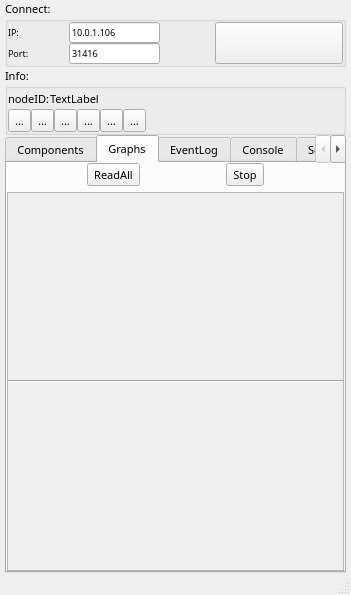
Above: Software/JarvisServer/jarvisnodetestapp.ui from makespacemadrid/Jarvis before the change. Below: the same form after it.
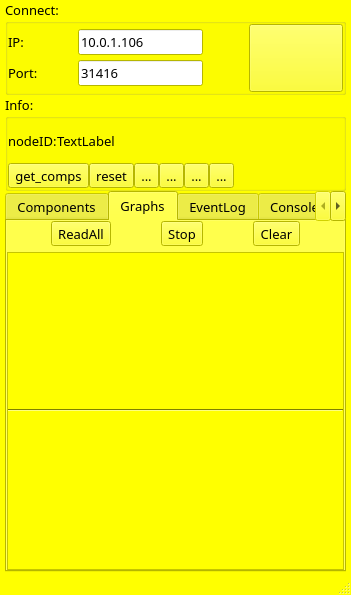
That is the form after the change. The open tabs and pages were chosen to show the change. Icons and pictures are not drawn.

Diff of the .ui file:
```diff
--- a/Software/JarvisServer/jarvisnodetestapp.ui
+++ b/Software/JarvisServer/jarvisnodetestapp.ui
@@ -10,10 +10,427 @@
     <height>595</height>
    </rect>
   </property>
+  <property name="palette">
+   <palette>
+    <active>
+     <colorrole role="WindowText">
+      <brush brushstyle="SolidPattern">
+       <color alpha="255">
+        <red>0</red>
+        <green>0</green>
+        <blue>0</blue>
+       </color>
+      </brush>
+     </colorrole>
+     <colorrole role="Button">
+      <brush brushstyle="SolidPattern">
+       <color alpha="255">
+        <red>255</red>
+        <green>255</green>
+        <blue>0</blue>
+       </color>
+      </brush>
+     </colorrole>
+     <colorrole role="Light">
+      <brush brushstyle="SolidPattern">
+       <color alpha="255">
+        <red>255</red>
+        <green>255</green>
+        <blue>127</blue>
+       </color>
+      </brush>
+     </colorrole>
+     <colorrole role="Midlight">
+      <brush brushstyle="SolidPattern">
+       <color alpha="255">
+        <red>255</red>
+        <green>255</green>
+        <blue>63</blue>
+       </color>
+      </brush>
+     </colorrole>
+     <colorrole role="Dark">
+      <brush brushstyle="SolidPattern">
+       <color alpha="255">
+        <red>127</red>
+        <green>127</green>
+        <blue>0</blue>
+       </color>
+      </brush>
+     </colorrole>
+     <colorrole role="Mid">
+      <brush brushstyle="SolidPattern">
+       <color alpha="255">
+        <red>170</red>
+        <green>170</green>
+        <blue>0</blue>
+       </color>
+      </brush>
+     </colorrole>
+     <colorrole role="Text">
+      <brush brushstyle="SolidPattern">
+       <color alpha="255">
+        <red>0</red>
+        <green>0</green>
+        <blue>0</blue>
+       </color>
+      </brush>
+     </colorrole>
+     <colorrole role="BrightText">
+      <brush brushstyle="SolidPattern">
+       <color alpha="255">
+        <red>255</red>
+        <green>255</green>
+        <blue>255</blue>
+       </color>
+      </brush>
+     </colorrole>
+     <colorrole role="ButtonText">
+      <brush brushstyle="SolidPattern">
+       <color alpha="255">
+        <red>0</red>
+        <green>0</green>
+        <blue>0</blue>
+       </color>
+      </brush>
+     </colorrole>
+     <colorrole role="Base">
+      <brush brushstyle="SolidPattern">
+       <color alpha="255">
+        <red>255</red>
+        <green>255</green>
+        <blue>255</blue>
+       </color>
+      </brush>
+     </colorrole>
+     <colorrole role="Window">
+      <brush brushstyle="SolidPattern">
+       <color alpha="255">
+        <red>255</red>
+        <green>255</green>
+        <blue>0</blue>
+       </color>
+      </brush>
+     </colorrole>
+     <colorrole role="Shadow">
+      <brush brushstyle="SolidPattern">
+       <color alpha="255">
+        <red>0</red>
+        <green>0</green>
+        <blue>0</blue>
+       </color>
+      </brush>
+     </colorrole>
+     <colorrole role="AlternateBase">
+      <brush brushstyle="SolidPattern">
+       <color alpha="255">
+        <red>255</red>
+        <green>255</green>
+        <blue>127</blue>
+       </color>
+      </brush>
+     </colorrole>
+     <colorrole role="ToolTipBase">
+      <brush brushstyle="SolidPattern">
+       <color alpha="255">
+        <red>255</red>
+        <green>255</green>
+        <blue>220</blue>
+       </color>
+      </brush>
+     </colorrole>
+     <colorrole role="ToolTipText">
+      <brush brushstyle="SolidPattern">
+       <color alpha="255">
+        <red>0</red>
+        <green>0</green>
+        <blue>0</blue>
+       </color>
+      </brush>
+     </colorrole>
+    </active>
+    <inactive>
+     <colorrole role="WindowText">
+      <brush brushstyle="SolidPattern">
+       <color alpha="255">
+        <red>0</red>
+        <green>0</green>
+        <blue>0</blue>
+       </color>
+      </brush>
+     </colorrole>
+     <colorrole role="Button">
+      <brush brushstyle="SolidPattern">
+       <color alpha="255">
+        <red>255</red>
+        <green>255</green>
+        <blue>0</blue>
+       </color>
+      </brush>
+     </colorrole>
+     <colorrole role="Light">
+      <brush brushstyle="SolidPattern">
+       <color alpha="255">
+        <red>255</red>
+        <green>255</green>
+        <blue>127</blue>
+       </color>
+      </brush>
+     </colorrole>
+     <colorrole role="Midlight">
+      <brush brushstyle="SolidPattern">
+       <color alpha="255">
+        <red>255</red>
+        <green>255</green>
+        <blue>63</blue>
+       </color>
+      </brush>
+     </colorrole>
+     <colorrole role="Dark">
+      <brush brushstyle="SolidPattern">
+       <color alpha="255">
+        <red>127</red>
+        <green>127</green>
+        <blue>0</blue>
+       </color>
+      </brush>
+     </colorrole>
+     <colorrole role="Mid">
+      <brush brushstyle="SolidPattern">
+       <color alpha="255">
+        <red>170</red>
+        <green>170</green>
+        <blue>0</blue>
+       </color>
+      </brush>
+     </colorrole>
+     <colorrole role="Text">
+      <brush brushstyle="SolidPattern">
+       <color alpha="255">
+        <red>0</red>
+        <green>0</green>
+        <blue>0</blue>
+       </color>
+      </brush>
+     </colorrole>
+     <colorrole role="BrightText">
+      <brush brushstyle="SolidPattern">
+       <color alpha="255">
+        <red>255</red>
+        <green>255</green>
+        <blue>255</blue>
+       </color>
+      </brush>
+     </colorrole>
+     <colorrole role="ButtonText">
+      <brush brushstyle="SolidPattern">
+       <color alpha="255">
+        <red>0</red>
+        <green>0</green>
+        <blue>0</blue>
+       </color>
+      </brush>
+     </colorrole>
+     <colorrole role="Base">
+      <brush brushstyle="SolidPattern">
+       <color alpha="255">
+        <red>255</red>
+        <green>255</green>
+        <blue>255</blue>
+       </color>
+      </brush>
+     </colorrole>
+     <colorrole role="Window">
+      <brush brushstyle="SolidPattern">
+       <color alpha="255">
+        <red>255</red>
+        <green>255</green>
+        <blue>0</blue>
+       </color>
+      </brush>
+     </colorrole>
+     <colorrole role="Shadow">
+      <brush brushstyle="SolidPattern">
+       <color alpha="255">
+        <red>0</red>
+        <green>0</green>
+        <blue>0</blue>
+       </color>
+      </brush>
+     </colorrole>
+     <colorrole role="AlternateBase">
+      <brush brushstyle="SolidPattern">
+       <color alpha="255">
+        <red>255</red>
+        <green>255</green>
+        <blue>127</blue>
+       </color>
+      </brush>
+     </colorrole>
+     <colorrole role="ToolTipBase">
+      <brush brushstyle="SolidPattern">
+       <color alpha="255">
+        <red>255</red>
+        <green>255</green>
+        <blue>220</blue>
+       </color>
+      </brush>
+     </colorrole>
+     <colorrole role="ToolTipText">
+      <brush brushstyle="SolidPattern">
+       <color alpha="255">
+        <red>0</red>
+        <green>0</green>
+        <blue>0</blue>
+       </color>
+      </brush>
+     </colorrole>
+    </inactive>
+    <disabled>
+     <colorrole role="WindowText">
+      <brush brushstyle="SolidPattern">
+       <color alpha="255">
+        <red>127</red>
+        <green>127</green>
+        <blue>0</blue>
+       </color>
+      </brush>
+     </colorrole>
+     <colorrole role="Button">
+      <brush brushstyle="SolidPattern">
+       <color alpha="255">
+        <red>255</red>
+        <green>255</green>
+        <blue>0</blue>
+       </color>
+      </brush>
+     </colorrole>
+     <colorrole role="Light">
+      <brush brushstyle="SolidPattern">
+       <color alpha="255">
+        <red>255</red>
+        <green>255</green>
+        <blue>127</blue>
+       </color>
+      </brush>
+     </colorrole>
+     <colorrole role="Midlight">
+      <brush brushstyle="SolidPattern">
+       <color alpha="255">
+        <red>255</red>
+        <green>255</green>
+        <blue>63</blue>
+       </color>
+      </brush>
+     </colorrole>
+     <colorrole role="Dark">
+      <brush brushstyle="SolidPattern">
+       <color alpha="255">
+        <red>127</red>
+        <green>127</green>
+        <blue>0</blue>
+       </color>
+      </brush>
+     </colorrole>
+     <colorrole role="Mid">
+      <brush brushstyle="SolidPattern">
+       <color alpha="255">
+        <red>170</red>
+        <green>170</green>
+        <blue>0</blue>
+       </color>
+      </brush>
+     </colorrole>
+     <colorrole role="Text">
+      <brush brushstyle="SolidPattern">
+       <color alpha="255">
+        <red>127</red>
+        <green>127</green>
+        <blue>0</blue>
+       </color>
+      </brush>
+     </colorrole>
+     <colorrole role="BrightText">
+      <brush brushstyle="SolidPattern">
+       <color alpha="255">
+        <red>255</red>
+        <green>255</green>
+        <blue>255</blue>
+       </color>
+      </brush>
+     </colorrole>
+     <colorrole role="ButtonText">
+      <brush brushstyle="SolidPattern">
+       <color alpha="255">
+        <red>127</red>
+        <green>127</green>
+        <blue>0</blue>
+       </color>
+      </brush>
+     </colorrole>
+     <colorrole role="Base">
+      <brush brushstyle="SolidPattern">
+       <color alpha="255">
+        <red>255</red>
+        <green>255</green>
+        <blue>0</blue>
+       </color>
+      </brush>
+     </colorrole>
+     <colorrole role="Window">
+      <brush brushstyle="SolidPattern">
+       <color alpha="255">
+        <red>255</red>
+        <green>255</green>
+        <blue>0</blue>
+       </color>
+      </brush>
+     </colorrole>
+     <colorrole role="Shadow">
+      <brush brushstyle="SolidPattern">
+       <color alpha="255">
+        <red>0</red>
+        <green>0</green>
+        <blue>0</blue>
+       </color>
+      </brush>
+     </colorrole>
+     <colorrole role="AlternateBase">
+      <brush brushstyle="SolidPattern">
+       <color alpha="255">
+        <red>255</red>
+        <green>255</green>
+        <blue>0</blue>
+       </color>
+      </brush>
+     </colorrole>
+     <colorrole role="ToolTipBase">
+      <brush brushstyle="SolidPattern">
+       <color alpha="255">
+        <red>255</red>
+        <green>255</green>
+        <blue>220</blue>
+       </color>
+      </brush>
+     </colorrole>
+     <colorrole role="ToolTipText">
+      <brush brushstyle="SolidPattern">
+       <color alpha="255">
+        <red>0</red>
+        <green>0</green>
+        <blue>0</blue>
+       </color>
+      </brush>
+     </colorrole>
+    </disabled>
+   </palette>
+  </property>
   <property name="font">
    <font>
     <family>Droid Sans</family>
-    <pointsize>8</pointsize>
+    <pointsize>10</pointsize>
+    <weight>75</weight>
+    <bold>true</bold>
    </font>
   </property>
   <property name="windowTitle">
@@ -36,7 +453,7 @@
    <bool>false</bool>
   </property>
   <widget class="QWidget" name="centralwidget">
-   <layout class="QVBoxLayout" name="verticalLayout_4" stretch="1,1,8">
+   <layout class="QVBoxLayout" name="verticalLayout_4" stretch="1,1,4">
     <property name="spacing">
      <number>0</number>
     </property>
@@ -54,6 +471,12 @@
     </property>
     <item>
      <widget class="QGroupBox" name="groupBox_2">
+      <property name="font">
+       <font>
+        <weight>50</weight>
+        <bold>false</bold>
+       </font>
+      </property>
       <property name="title">
        <string>Connect:</string>
       </property>
@@ -84,7 +507,9 @@
             <widget class="QLabel" name="label">
              <property name="font">
               <font>
-               <pointsize>7</pointsize>
+               <pointsize>10</pointsize>
+               <weight>50</weight>
+               <bold>false</bold>
               </font>
              </property>
              <property name="text">
@@ -94,6 +519,12 @@
            </item>
            <item>
             <spacer name="horizontalSpacer">
+             <property name="font">
+              <font>
+               <weight>50</weight>
+               <bold>false</bold>
+              </font>
+             </property>
              <property name="orientation">
               <enum>Qt::Horizontal</enum>
              </property>
@@ -115,7 +546,9 @@
              </property>
              <property name="font">
               <font>
-               <pointsize>7</pointsize>
+               <pointsize>10</pointsize>
+               <weight>50</weight>
+               <bold>false</bold>
               </font>
              </property>
              <property name="text">
@@ -134,7 +567,9 @@
             <widget class="QLabel" name="label_2">
              <property name="font">
               <font>
-               <pointsize>7</pointsize>
+               <pointsize>10</pointsize>
+               <weight>50</weight>
+               <bold>false</bold>
               </font>
              </property>
              <property name="text">
@@ -144,6 +579,12 @@
            </item>
            <item>
             <spacer name="horizontalSpacer_2">
+             <property name="font">
+              <font>
+               <weight>50</weight>
+               <bold>false</bold>
+              </font>
+             </property>
              <property name="orientation">
               <enum>Qt::Horizontal</enum>
              </property>
@@ -165,7 +606,9 @@
              </property>
              <property name="font">
               <font>
-               <pointsize>7</pointsize>
+               <pointsize>10</pointsize>
+               <weight>50</weight>
+               <bold>false</bold>
               </font>
              </property>
              <property name="text">
@@ -179,6 +622,12 @@
        </item>
        <item>
         <spacer name="horizontalSpacer_5">
+         <property name="font">
+          <font>
+           <weight>50</weight>
+           <bold>false</bold>
+          </font>
+         </property>
          <property name="orientation">
           <enum>Qt::Horizontal</enum>
          </property>
@@ -222,6 +671,12 @@
            <height>32</height>
           </size>
          </property>
+         <property name="font">
+          <font>
+           <weight>50</weight>
+           <bold>false</bold>
+          </font>
+         </property>
          <property name="text">
           <string/>
          </property>
@@ -246,6 +701,12 @@
     </item>
     <item>
      <widget class="QGroupBox" name="groupBox">
+      <property name="font">
+       <font>
+        <weight>50</weight>
+        <bold>false</bold>
+       </font>
+      </property>
       <property name="title">
        <string>Info:</string>
       </property>
@@ -269,6 +730,12 @@
         <layout class="QHBoxLayout" name="horizontalLayout_5">
          <item>
           <widget class="QLabel" name="label_3">
+           <property name="font">
+            <font>
+             <weight>50</weight>
+             <bold>false</bold>
+            </font>
+           </property>
            <property name="text">
             <string>nodeID:</string>
            </property>
@@ -276,6 +743,12 @@
          </item>
          <item>
           <widget class="QLabel" name="labelID">
+           <property name="font">
+            <font>
+             <weight>50</weight>
+             <bold>false</bold>
+            </font>
+           </property>
            <property name="text">
             <string>TextLabel</string>
            </property>
@@ -283,6 +756,12 @@
          </item>
          <item>
           <spacer name="horizontalSpacer_3">
+           <property name="font">
+            <font>
+             <weight>50</weight>
+             <bold>false</bold>
+            </font>
+           </property>
            <property name="orientation">
             <enum>Qt::Horizontal</enum>
            </property>
@@ -299,21 +778,39 @@
        <item>
         <layout class="QHBoxLayout" name="horizontalLayout_4">
          <item>
-          <widget class="QToolButton" name="toolButton_2">
+          <widget class="QToolButton" name="btnGetComps">
+           <property name="font">
+            <font>
+             <weight>50</weight>
+             <bold>false</bold>
+            </font>
+           </property>
            <property name="text">
-            <string>...</string>
+            <string>get_comps</string>
            </property>
           </widget>
          </item>
          <item>
-          <widget class="QToolButton" name="toolButton_3">
+          <widget class="QToolButton" name="btnReset">
+           <property name="font">
+            <font>
+             <weight>50</weight>
+             <bold>false</bold>
+            </font>
+           </property>
            <property name="text">
-            <string>...</string>
+            <string>reset</string>
            </property>
           </widget>
          </item>
          <item>
           <widget class="QToolButton" name="toolButton_4">
+           <property name="font">
+            <font>
+             <weight>50</weight>
+             <bold>false</bold>
+            </font>
+           </property>
            <property name="text">
             <string>...</string>
            </property>
@@ -321,6 +818,12 @@
          </item>
          <item>
           <widget class="QToolButton" name="toolButton_5">
+           <property name="font">
+            <font>
+             <weight>50</weight>
+             <bold>false</bold>
+            </font>
+           </property>
            <property name="text">
             <string>...</string>
            </property>
@@ -328,6 +831,12 @@
          </item>
          <item>
           <widget class="QToolButton" name="toolButton_6">
+           <property name="font">
+            <font>
+             <weight>50</weight>
+             <bold>false</bold>
+            </font>
+           </property>
            <property name="text">
             <string>...</string>
            </property>
@@ -335,6 +844,12 @@
          </item>
          <item>
           <widget class="QToolButton" name="toolButton_7">
+           <property name="font">
+            <font>
+             <weight>50</weight>
+             <bold>false</bold>
+            </font>
+           </property>
            <property name="text">
             <string>...</string>
            </property>
@@ -342,6 +857,12 @@
          </item>
          <item>
           <spacer name="horizontalSpacer_4">
+           <property name="font">
+            <font>
+             <weight>50</weight>
+             <bold>false</bold>
+            </font>
+           </property>
            <property name="orientation">
             <enum>Qt::Horizontal</enum>
            </property>
@@ -360,6 +881,49 @@
     </item>
     <item>
      <widget class="QTabWidget" name="tabWidget">
+      <property name="palette">
+       <palette>
+        <active>
+         <colorrole role="Base">
+          <brush brushstyle="SolidPattern">
+           <color alpha="255">
+            <red>255</red>
+            <green>255</green>
+            <blue>0</blue>
+           </color>
+          </brush>
+         </colorrole>
+        </active>
+        <inactive>
+         <colorrole role="Base">
+          <brush brushstyle="SolidPattern">
+           <color alpha="255">
+            <red>255</red>
+            <green>255</green>
+            <blue>0</blue>
+           </color>
+          </brush>
+         </colorrole>
+        </inactive>
+        <disabled>
+         <colorrole role="Base">
+          <brush brushstyle="SolidPattern">
+           <color alpha="255">
+            <red>255</red>
+            <green>255</green>
+            <blue>0</blue>
+           </color>
+          </brush>
+         </colorrole>
+        </disabled>
+       </palette>
+      </property>
+      <property name="font">
+       <font>
+        <weight>50</weight>
+        <bold>false</bold>
+       </font>
+      </property>
       <property name="currentIndex">
        <number>1</number>
       </property>
@@ -438,6 +1002,12 @@
          <layout class="QHBoxLayout" name="horizontalLayout_9">
           <item>
            <widget class="QToolButton" name="readComponentsBtn">
+            <property name="font">
+             <font>
+              <weight>50</weight>
+              <bold>false</bold>
+             </font>
+            </property>
             <property name="text">
              <string>ReadAll</string>
             </property>
@@ -445,15 +1015,40 @@
           </item>
           <item>
            <widget class="QToolButton" name="stopReadBtn">
+            <property name="font">
+             <font>
+              <weight>50</weight>
+              <bold>false</bold>
+             </font>
+            </property>
             <property name="text">
              <string>Stop</string>
             </property>
            </widget>
           </item>
+          <item>
+           <widget class="QToolButton" name="btnClearGraphs">
+            <property name="font">
+             <font>
+              <weight>50</weight>
+              <bold>false</bold>
+             </font>
+            </property>
+            <property name="text">
+             <string>Clear</string>
+            </property>
+           </widget>
+          </item>
          </layout>
         </item>
         <item>
          <widget class="QScrollArea" name="scrollGraphs">
+          <property name="font">
+           <font>
+            <weight>50</weight>
+            <bold>false</bold>
+           </font>
+          </property>
           <property name="widgetResizable">
            <bool>true</bool>
           </property>
@@ -463,7 +1058,7 @@
              <x>0</x>
              <y>0</y>
              <width>335</width>
-             <height>358</height>
+             <height>317</height>
             </rect>
            </property>
            <layout class="QVBoxLayout" name="verticalLayout_10">
@@ -481,6 +1076,12 @@
             </property>
             <item>
              <widget class="Line" name="line">
+              <property name="font">
+               <font>
+                <weight>50</weight>
+                <bold>false</bold>
+               </font>
+              </property>
               <property name="orientation">
                <enum>Qt::Horizontal</enum>
               </property>
```
Left out of the diff: 87 changed lines with no effect on the pictures.
